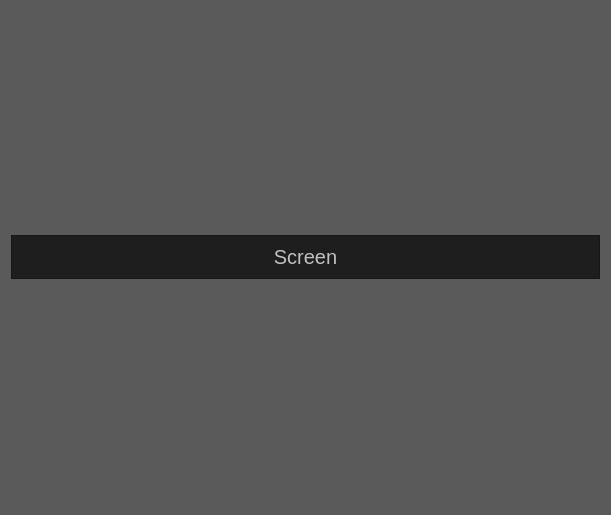
Qt form cinemahall.ui (Gluzix/DataBase_Project) before a commit.
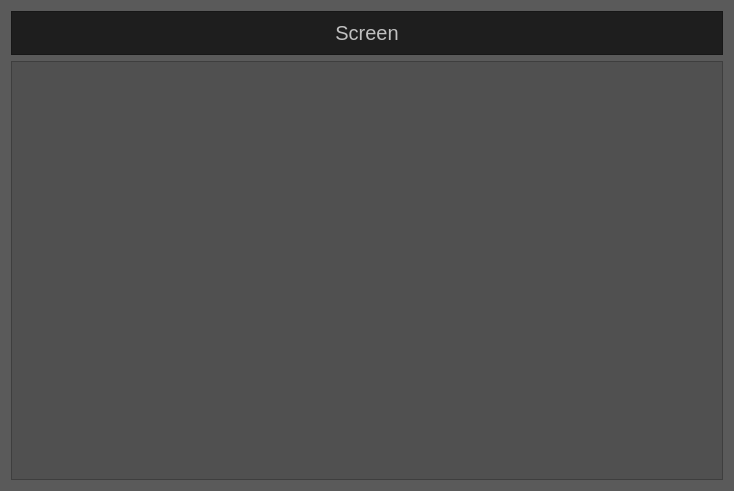
The same form after that commit.

```diff
--- a/cinemahall.ui
+++ b/cinemahall.ui
@@ -6,8 +6,8 @@
    <rect>
     <x>0</x>
     <y>0</y>
-    <width>611</width>
-    <height>515</height>
+    <width>734</width>
+    <height>491</height>
    </rect>
   </property>
   <property name="windowTitle">
@@ -57,7 +57,22 @@
     </widget>
    </item>
    <item row="1" column="0">
-    <layout class="QGridLayout" name="mainGrid"/>
+    <widget class="QFrame" name="frame_2">
+     <property name="styleSheet">
+      <string notr="true">background-color:rgb(80,80,80);</string>
+     </property>
+     <property name="frameShape">
+      <enum>QFrame::StyledPanel</enum>
+     </property>
+     <property name="frameShadow">
+      <enum>QFrame::Raised</enum>
+     </property>
+     <layout class="QGridLayout" name="gridLayout">
+      <item row="0" column="0">
+       <layout class="QGridLayout" name="mainGrid"/>
+      </item>
+     </layout>
+    </widget>
    </item>
   </layout>
  </widget>
```
Left out of the diff: 5 changed lines with no effect on the pictures.
